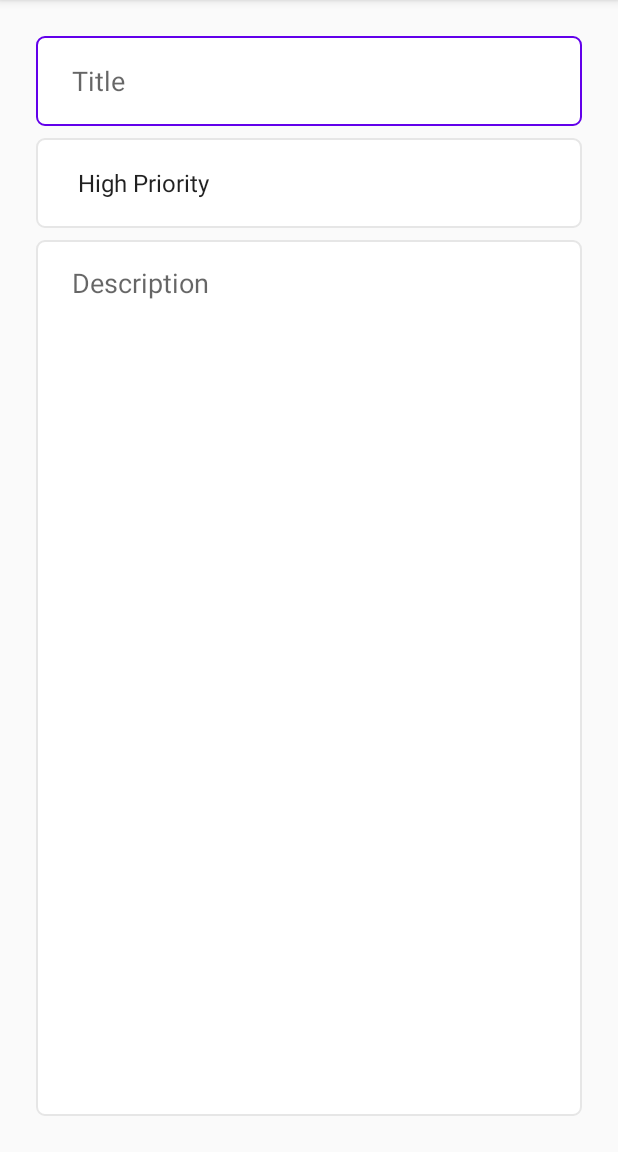
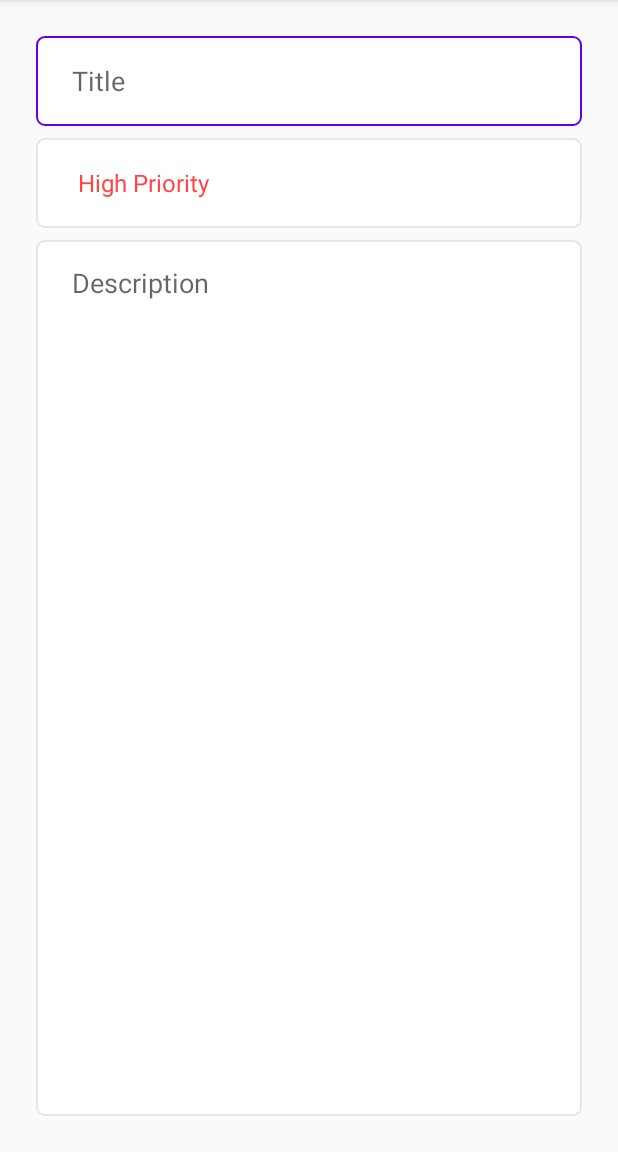
Before and after one commit to PR72510/ToDo_App, an Android app: the fragment UpdateFragment shown on its own in the app's theme, on a phone screen of 412 x 824 dp, the part 84-1236 px from its top. Run offline under Robolectric (Android 15) with nearby library versions, the light colour scheme and no system bars; our stand-ins replace data binding; 4 statements that could not run were skipped.

Commit message:
list to update screen action added

```diff
--- a/app/src/main/java/com/example/todoapp/common/BaseFragment.kt
+++ b/app/src/main/java/com/example/todoapp/common/BaseFragment.kt
@@ -4,9 +4,13 @@ import android.os.Bundle
 import android.view.LayoutInflater
 import android.view.View
 import android.view.ViewGroup
+import android.widget.AdapterView
+import android.widget.TextView
+import androidx.core.content.ContextCompat
 import androidx.databinding.DataBindingUtil
 import androidx.databinding.ViewDataBinding
 import androidx.fragment.app.Fragment
+import com.example.todoapp.R
 import com.example.todoapp.data.models.Priority
 
 /**
@@ -15,6 +19,18 @@ import com.example.todoapp.data.models.Priority
 abstract class BaseFragment<T : ViewDataBinding> : Fragment() {
 
     lateinit var binding: T
+
+    val listener = object : AdapterView.OnItemSelectedListener {
+        override fun onNothingSelected(parent: AdapterView<*>?) {}
+
+        override fun onItemSelected(parent: AdapterView<*>?, view: View?, position: Int, id: Long) {
+            when(position){
+                0 -> {(parent?.getChildAt(0) as TextView).setTextColor(ContextCompat.getColor(requireContext(), R.color.red))}
+                1 -> {(parent?.getChildAt(0) as TextView).setTextColor(ContextCompat.getColor(requireContext(), R.color.yellow))}
+                2 -> {(parent?.getChildAt(0) as TextView).setTextColor(ContextCompat.getColor(requireContext(), R.color.green))}
+            }
+        }
+    }
 
     override fun onCreateView(
         inflater: LayoutInflater,
--- a/app/src/main/java/com/example/todoapp/data/models/ToDoModel.kt
+++ b/app/src/main/java/com/example/todoapp/data/models/ToDoModel.kt
@@ -1,18 +1,21 @@
 package com.example.todoapp.data.models
 
+import android.os.Parcelable
 import androidx.room.Entity
 import androidx.room.PrimaryKey
 import com.example.todoapp.data.models.Priority
+import kotlinx.android.parcel.Parcelize
 
 /**
  * Created by PR72510 on 11/8/20.
  */
 
 @Entity(tableName = "todo_table")
+@Parcelize
 data class ToDoModel(
     @PrimaryKey(autoGenerate = true)
     var id: Int,
     var title: String,
     var priority: Priority,
     var description: String
-)
+): Parcelable
--- a/app/src/main/java/com/example/todoapp/fragments/add/AddFragment.kt
+++ b/app/src/main/java/com/example/todoapp/fragments/add/AddFragment.kt
@@ -27,8 +27,7 @@ class AddFragment : BaseFragment<FragmentAddBinding>() {
     }
 
     override fun onViewCreated(view: View, savedInstanceState: Bundle?) {
-        val data = viewModel.data.value
-        Log.i("MyTag", data.toString())
+        binding.spinnerPriorities.onItemSelectedListener = listener
     }
 
     override fun onOptionsItemSelected(item: MenuItem): Boolean {
--- a/app/src/main/java/com/example/todoapp/fragments/update/UpdateFragment.kt
+++ b/app/src/main/java/com/example/todoapp/fragments/update/UpdateFragment.kt
@@ -1,19 +1,38 @@
 package com.example.todoapp.fragments.update
 
 import android.os.Bundle
-import android.view.*
-import androidx.fragment.app.Fragment
+import android.view.Menu
+import android.view.MenuInflater
+import android.view.View
+import androidx.navigation.fragment.navArgs
 import com.example.todoapp.R
+import com.example.todoapp.common.BaseFragment
+import com.example.todoapp.data.models.Priority
+import com.example.todoapp.databinding.FragmentUpdateBinding
 
-class UpdateFragment : Fragment() {
+class UpdateFragment : BaseFragment<FragmentUpdateBinding>() {
 
-    override fun onCreateView(
-        inflater: LayoutInflater, container: ViewGroup?,
-        savedInstanceState: Bundle?
-    ): View? {
-        // Inflate the layout for this fragment
-        setHasOptionsMenu(true)
-        return inflater.inflate(R.layout.fragment_update, container, false)
+    private val args by navArgs<UpdateFragmentArgs>()
+
+    override fun getContentView() = R.layout.fragment_update
+
+    override fun onViewCreated(view: View, savedInstanceState: Bundle?) {
+        setUpUI()
+    }
+
+    private fun setUpUI() {
+        binding.etCurrentTitle.setText(args.currentItem.title)
+        binding.etCurrentDescription.setText(args.currentItem.description)
+        binding.spinnerCurrentPriorities.setSelection(parsePriorityToInt(args.currentItem.priority))
+        binding.spinnerCurrentPriorities.onItemSelectedListener = listener
+    }
+
+    private fun parsePriorityToInt(priority: Priority): Int {
+        return when (priority) {
+            Priority.HIGH -> 0
+            Priority.MEDIUM -> 1
+            Priority.LOW -> 2
+        }
     }
 
     override fun onCreateOptionsMenu(menu: Menu, inflater: MenuInflater) {
--- /dev/null
+++ b/app/src/main/res/drawable/item_background.xml
@@ -0,0 +1,6 @@
+<?xml version="1.0" encoding="utf-8"?>
+<shape xmlns:android="http://schemas.android.com/apk/res/android">
+    <solid android:color="@color/white" />
+    <stroke android:width="@dimen/dp_1" android:color="@color/lightGray"/>
+    <corners android:radius="@dimen/dp_16"/>
+</shape>
--- a/app/src/main/res/layout/fragment_list.xml
+++ b/app/src/main/res/layout/fragment_list.xml
@@ -12,7 +12,9 @@
         <androidx.recyclerview.widget.RecyclerView
             android:id="@+id/rvTasks"
             android:layout_width="match_parent"
-            android:layout_height="match_parent" />
+            android:layout_height="match_parent"
+            android:paddingTop="@dimen/dp_8"
+            android:clipToPadding="false"/>
 
         <com.google.android.material.floatingactionbutton.FloatingActionButton
             android:id="@+id/fabAddTask"
--- a/app/src/main/res/layout/fragment_update.xml
+++ b/app/src/main/res/layout/fragment_update.xml
@@ -1,7 +1,9 @@
 <?xml version="1.0" encoding="utf-8"?>
-<androidx.constraintlayout.widget.ConstraintLayout xmlns:android="http://schemas.android.com/apk/res/android"
+<layout xmlns:android="http://schemas.android.com/apk/res/android"
     xmlns:app="http://schemas.android.com/apk/res-auto"
-    xmlns:tools="http://schemas.android.com/tools"
+    xmlns:tools="http://schemas.android.com/tools">
+
+    <androidx.constraintlayout.widget.ConstraintLayout
         android:layout_width="match_parent"
         android:layout_height="match_parent"
         android:padding="@dimen/dp_24"
@@ -57,3 +59,4 @@
             app:layout_constraintTop_toBottomOf="@+id/spinner_current_priorities" />
 
     </androidx.constraintlayout.widget.ConstraintLayout>
+</layout>
--- a/app/src/main/res/navigation/nav_graph.xml
+++ b/app/src/main/res/navigation/nav_graph.xml
@@ -47,5 +47,8 @@
             app:destination="@id/listFragment"
             app:enterAnim="@anim/from_right"
             app:exitAnim="@anim/to_left" />
+        <argument
+            android:name="currentItem"
+            app:argType="com.example.todoapp.data.models.ToDoModel" />
     </fragment>
 </navigation>
--- a/app/src/main/res/values/dimens.xml
+++ b/app/src/main/res/values/dimens.xml
@@ -9,4 +9,6 @@
     <dimen name="dp_20">20dp</dimen>
     <dimen name="dp_5">5dp</dimen>
     <dimen name="dp_1">1dp</dimen>
+    <dimen name="dp_4">4dp</dimen>
+    <dimen name="dp_100">100dp</dimen>
 </resources>
```
Also changed, not shown: app/src/main/java/com/example/todoapp/fragments/list/ListFragment.kt (+26 -3 lines), app/src/main/java/com/example/todoapp/fragments/list/ToDoListAdapter.kt (added, +77 -0 lines), app/src/main/res/layout/item_todo.xml (added, +58 -0 lines). Lines whose indentation alone changed are shown as unchanged.
